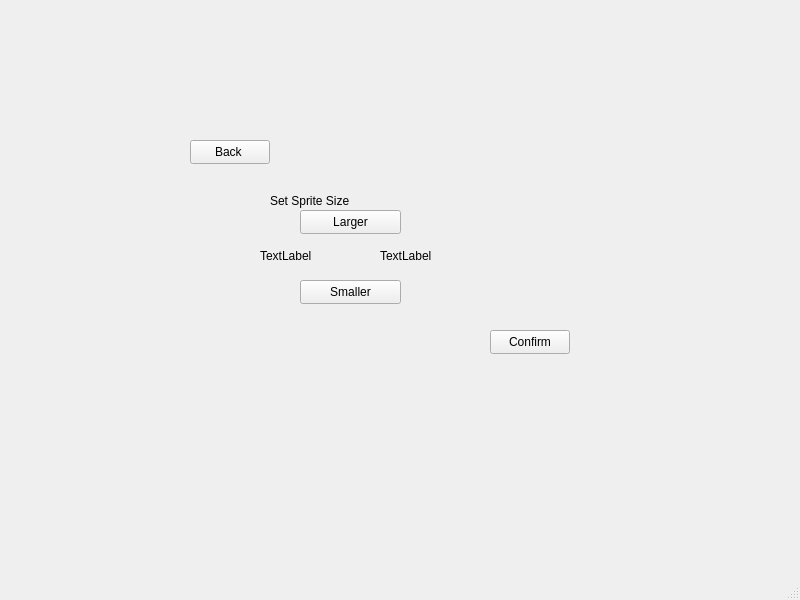
Above: setpixelsizewindow.ui from University-of-Utah-CS3505/a8-sprite-editor-f23-MAUIFanClub before the change. Below: the same form after it.
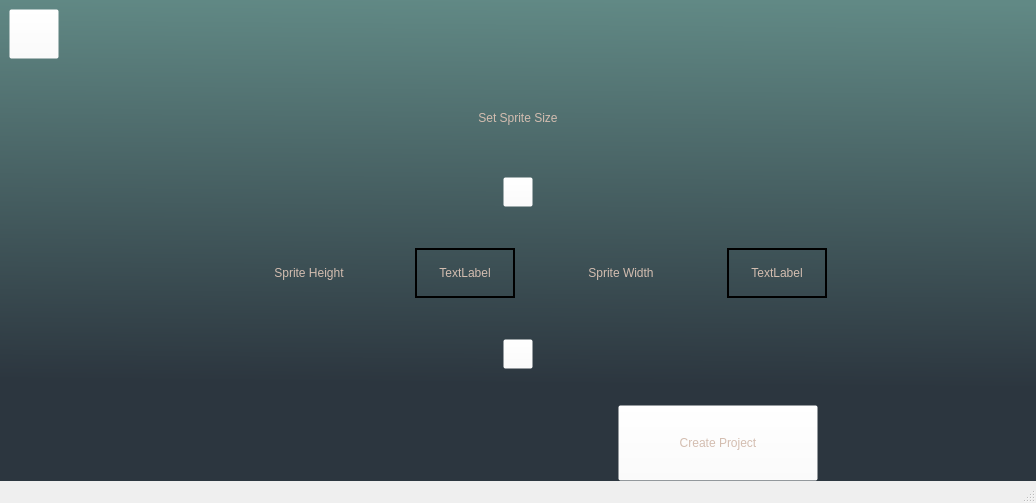
That is the form after the change. Icons and pictures are not drawn.

Patch:
```diff
--- a/setpixelsizewindow.ui
+++ b/setpixelsizewindow.ui
@@ -7,104 +7,378 @@
     <x>0</x>
     <y>0</y>
     <width>800</width>
-    <height>600</height>
+    <height>503</height>
    </rect>
   </property>
+  <property name="maximumSize">
+   <size>
+    <width>1038</width>
+    <height>503</height>
+   </size>
+  </property>
   <property name="windowTitle">
    <string>MainWindow</string>
   </property>
+  <property name="styleSheet">
+   <string notr="true"/>
+  </property>
   <widget class="QWidget" name="centralwidget">
-   <widget class="QLabel" name="label">
-    <property name="geometry">
-     <rect>
-      <x>270</x>
-      <y>170</y>
-      <width>221</width>
-      <height>61</height>
-     </rect>
+   <property name="styleSheet">
+    <string notr="true">background-color: qlineargradient(spread:pad, x1:0.517, y1:0, x2:0.5, y2:0.8, stop:0 #618985, stop:1 #2C363F)</string>
+   </property>
+   <layout class="QVBoxLayout" name="verticalLayout">
+    <property name="sizeConstraint">
+     <enum>QLayout::SetDefaultConstraint</enum>
     </property>
-    <property name="text">
-     <string>Set Sprite Size</string>
+    <property name="bottomMargin">
+     <number>0</number>
     </property>
-   </widget>
-   <widget class="QPushButton" name="pushButton">
-    <property name="geometry">
-     <rect>
-      <x>190</x>
-      <y>140</y>
-      <width>80</width>
-      <height>24</height>
-     </rect>
-    </property>
-    <property name="text">
-     <string>Back </string>
-    </property>
-   </widget>
-   <widget class="QPushButton" name="pushButton_2">
-    <property name="geometry">
-     <rect>
-      <x>490</x>
-      <y>330</y>
-      <width>80</width>
-      <height>24</height>
-     </rect>
-    </property>
-    <property name="text">
-     <string>Confirm</string>
-    </property>
-   </widget>
-   <widget class="QPushButton" name="pushButton_3">
-    <property name="geometry">
-     <rect>
-      <x>300</x>
-      <y>210</y>
-      <width>101</width>
-      <height>24</height>
-     </rect>
-    </property>
-    <property name="text">
-     <string>Larger</string>
-    </property>
-   </widget>
-   <widget class="QPushButton" name="pushButton_4">
-    <property name="geometry">
-     <rect>
-      <x>300</x>
-      <y>280</y>
-      <width>101</width>
-      <height>24</height>
-     </rect>
-    </property>
-    <property name="text">
-     <string>Smaller</string>
-    </property>
-   </widget>
-   <widget class="QLabel" name="label_2">
-    <property name="geometry">
-     <rect>
-      <x>260</x>
-      <y>240</y>
-      <width>61</width>
-      <height>31</height>
-     </rect>
-    </property>
-    <property name="text">
-     <string>TextLabel</string>
-    </property>
-   </widget>
-   <widget class="QLabel" name="label_3">
-    <property name="geometry">
-     <rect>
-      <x>380</x>
-      <y>240</y>
-      <width>61</width>
-      <height>31</height>
-     </rect>
-    </property>
-    <property name="text">
-     <string>TextLabel</string>
-    </property>
-   </widget>
+    <item>
+     <widget class="QPushButton" name="returnButton">
+      <property name="sizePolicy">
+       <sizepolicy hsizetype="Expanding" vsizetype="Expanding">
+        <horstretch>0</horstretch>
+        <verstretch>0</verstretch>
+       </sizepolicy>
+      </property>
+      <property name="minimumSize">
+       <size>
+        <width>50</width>
+        <height>50</height>
+       </size>
+      </property>
+      <property name="maximumSize">
+       <size>
+        <width>50</width>
+        <height>50</height>
+       </size>
+      </property>
+      <property name="styleSheet">
+       <string notr="true">
+QPushButton {
+border-image: url(:/Images/return.png);
+background-color : rgba(255, 255, 255, 0);
+}
+
+QPushButton:hover {
+	border-image: url(:/Images/redo.png);
+background-color : rgba(255, 255, 255, 0);
+}
+</string>
+      </property>
+      <property name="text">
+       <string/>
+      </property>
+     </widget>
+    </item>
+    <item>
+     <layout class="QVBoxLayout" name="verticalLayout_2">
+      <property name="sizeConstraint">
+       <enum>QLayout::SetDefaultConstraint</enum>
+      </property>
+      <property name="topMargin">
+       <number>0</number>
+      </property>
+      <item>
+       <layout class="QHBoxLayout" name="horizontalLayout_2">
+        <property name="topMargin">
+         <number>0</number>
+        </property>
+        <item>
+         <widget class="QLabel" name="titleLabel">
+          <property name="sizePolicy">
+           <sizepolicy hsizetype="Preferred" vsizetype="Preferred">
+            <horstretch>0</horstretch>
+            <verstretch>0</verstretch>
+           </sizepolicy>
+          </property>
+          <property name="minimumSize">
+           <size>
+            <width>300</width>
+            <height>100</height>
+           </size>
+          </property>
+          <property name="maximumSize">
+           <size>
+            <width>600</width>
+            <height>200</height>
+           </size>
+          </property>
+          <property name="styleSheet">
+           <string notr="true">font: 700 italic 32pt &quot;Segoe UI&quot;;
+color : #D3BDB0;
+background-color : rgba(247, 207, 255, 0)</string>
+          </property>
+          <property name="text">
+           <string>Set Sprite Size</string>
+          </property>
+          <property name="alignment">
+           <set>Qt::AlignCenter</set>
+          </property>
+         </widget>
+        </item>
+       </layout>
+      </item>
+      <item>
+       <layout class="QHBoxLayout" name="horizontalLayout_3">
+        <property name="sizeConstraint">
+         <enum>QLayout::SetFixedSize</enum>
+        </property>
+        <property name="bottomMargin">
+         <number>20</number>
+        </property>
+        <item>
+         <widget class="QPushButton" name="pixelIncrease_Button">
+          <property name="sizePolicy">
+           <sizepolicy hsizetype="Fixed" vsizetype="Fixed">
+            <horstretch>0</horstretch>
+            <verstretch>0</verstretch>
+           </sizepolicy>
+          </property>
+          <property name="minimumSize">
+           <size>
+            <width>30</width>
+            <height>30</height>
+           </size>
+          </property>
+          <property name="maximumSize">
+           <size>
+            <width>30</width>
+            <height>30</height>
+           </size>
+          </property>
+          <property name="styleSheet">
+           <string notr="true">
+QPushButton {
+border-image: url(:/Images/up-arrow.png);
+background-color : rgba(255, 255, 255, 0);
+}
+
+QPushButton:hover {
+	border-image: url(:/Images/right.png);
+background-color : rgba(255, 255, 255, 0);
+}</string>
+          </property>
+          <property name="text">
+           <string/>
+          </property>
+         </widget>
+        </item>
+       </layout>
+      </item>
+      <item>
+       <layout class="QHBoxLayout" name="horizontalLayout_5">
+        <property name="leftMargin">
+         <number>200</number>
+        </property>
+        <property name="rightMargin">
+         <number>200</number>
+        </property>
+        <item>
+         <widget class="QLabel" name="label_5">
+          <property name="minimumSize">
+           <size>
+            <width>200</width>
+            <height>80</height>
+           </size>
+          </property>
+          <property name="maximumSize">
+           <size>
+            <width>100</width>
+            <height>80</height>
+           </size>
+          </property>
+          <property name="styleSheet">
+           <string notr="true">background-color: rgba(255, 255, 255, 0);
+font: 12pt &quot;Terminal&quot;;
+color: #D3BDB0;</string>
+          </property>
+          <property name="text">
+           <string>Sprite Height</string>
+          </property>
+          <property name="alignment">
+           <set>Qt::AlignCenter</set>
+          </property>
+         </widget>
+        </item>
+        <item>
+         <widget class="QLabel" name="widthLabel">
+          <property name="minimumSize">
+           <size>
+            <width>100</width>
+            <height>50</height>
+           </size>
+          </property>
+          <property name="maximumSize">
+           <size>
+            <width>150</width>
+            <height>50</height>
+           </size>
+          </property>
+          <property name="styleSheet">
+           <string notr="true">background-color: rgba(255, 255, 255, 0);
+font: 12pt &quot;Terminal&quot;;
+color: #D3BDB0;
+border: 2px solid black;</string>
+          </property>
+          <property name="text">
+           <string>TextLabel</string>
+          </property>
+          <property name="alignment">
+           <set>Qt::AlignCenter</set>
+          </property>
+         </widget>
+        </item>
+        <item>
+         <widget class="QLabel" name="label_4">
+          <property name="minimumSize">
+           <size>
+            <width>200</width>
+            <height>80</height>
+           </size>
+          </property>
+          <property name="maximumSize">
+           <size>
+            <width>100</width>
+            <height>80</height>
+           </size>
+          </property>
+          <property name="styleSheet">
+           <string notr="true">background-color: rgba(255, 255, 255, 0);
+font: 12pt &quot;Terminal&quot;;
+color: #D3BDB0;</string>
+          </property>
+          <property name="text">
+           <string>Sprite Width</string>
+          </property>
+          <property name="alignment">
+           <set>Qt::AlignCenter</set>
+          </property>
+         </widget>
+        </item>
+        <item>
+         <widget class="QLabel" name="heightLabel">
+          <property name="minimumSize">
+           <size>
+            <width>100</width>
+            <height>50</height>
+           </size>
+          </property>
+          <property name="maximumSize">
+           <size>
+            <width>150</width>
+            <height>50</height>
+           </size>
+          </property>
+          <property name="styleSheet">
+           <string notr="true">background-color: rgba(255, 255, 255, 0);
+font: 12pt &quot;Terminal&quot;;
+color: #D3BDB0;
+border: 2px solid black;</string>
+          </property>
+          <property name="text">
+           <string>TextLabel</string>
+          </property>
+          <property name="alignment">
+           <set>Qt::AlignCenter</set>
+          </property>
+         </widget>
+        </item>
+       </layout>
+      </item>
+      <item>
+       <layout class="QHBoxLayout" name="horizontalLayout_4">
+        <item>
+         <layout class="QHBoxLayout" name="horizontalLayout">
+          <property name="topMargin">
+           <number>20</number>
+          </property>
+          <item>
+           <widget class="QPushButton" name="pixelDecrease_Button">
+            <property name="minimumSize">
+             <size>
+              <width>30</width>
+              <height>30</height>
+             </size>
+            </property>
+            <property name="maximumSize">
+             <size>
+              <width>30</width>
+              <height>30</height>
+             </size>
+            </property>
+            <property name="styleSheet">
+             <string notr="true">
+QPushButton {
+border-image: url(:/Images/arrow-down-sign-to-navigate.png);
+background-color : rgba(255, 255, 255, 0);
+}
+
+QPushButton:hover {
+	border-image: url(:/Images/down-arrow.png);
+background-color : rgba(255, 255, 255, 0);
+
+}</string>
+            </property>
+            <property name="text">
+             <string/>
+            </property>
+           </widget>
+          </item>
+         </layout>
+        </item>
+       </layout>
+      </item>
+      <item>
+       <layout class="QHBoxLayout" name="horizontalLayout_12">
+        <property name="sizeConstraint">
+         <enum>QLayout::SetMaximumSize</enum>
+        </property>
+        <property name="leftMargin">
+         <number>500</number>
+        </property>
+        <property name="topMargin">
+         <number>30</number>
+        </property>
+        <property name="rightMargin">
+         <number>100</number>
+        </property>
+        <item>
+         <widget class="QPushButton" name="confirmButton">
+          <property name="minimumSize">
+           <size>
+            <width>100</width>
+            <height>50</height>
+           </size>
+          </property>
+          <property name="maximumSize">
+           <size>
+            <width>200</width>
+            <height>100</height>
+           </size>
+          </property>
+          <property name="styleSheet">
+           <string notr="true">QPushButton {
+background-color: rgba(255, 255, 255, 0);
+font: 12pt &quot;Terminal&quot;;
+color: #D3BDB0;
+}
+
+QPushButton:hover {
+    background-color: rgba(255, 255, 255, 0); 
+	border: 4px solid black;
+}</string>
+          </property>
+          <property name="text">
+           <string>Create Project</string>
+          </property>
+         </widget>
+        </item>
+       </layout>
+      </item>
+     </layout>
+    </item>
+   </layout>
   </widget>
   <widget class="QMenuBar" name="menubar">
    <property name="geometry">
```
